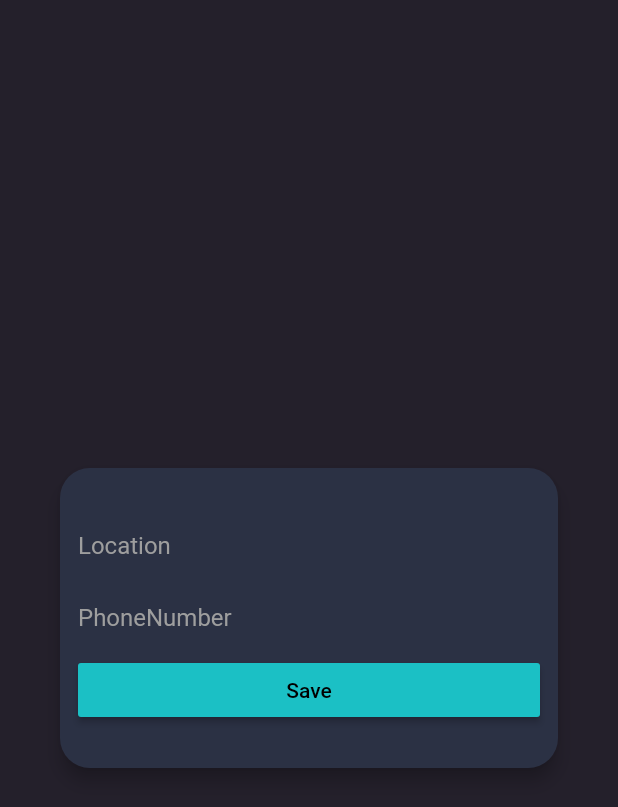
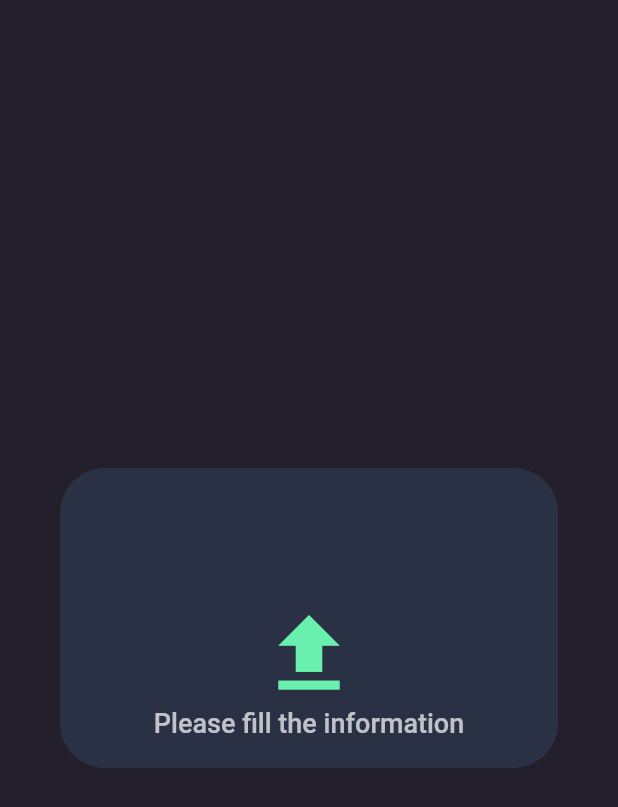
Before and after one commit to IsmailAbdirahman/shoppingApp, a Flutter app: the AlertDailogForPhoneAndLocation screen opened directly, after a tap on "Save", on a phone screen of 412 x 824 dp. Shown: the top 807 px of the screen. Run offline on Flutter 3.47's test engine with Material 2 defaults, Android fonts, the phone set to English and light mode, and no system bars; our stand-ins replace cloud_firestore, firebase_auth, google_sign_in, oktoast; accounts and stored records are empty.

```diff
--- a/lib/DataModel/OrderedModel.dart
+++ b/lib/DataModel/OrderedModel.dart
@@ -1,12 +1,17 @@
-
-
-class OrderedModel{
-
+class OrderedModel {
   final String orderedImage;
   final String orderedPrice;
   final String quantity;
-   final bool isDelivered ;
+  final bool isDelivered;
+  final String nameOfShoe;
+  final String sizeOfShoe;
+  final String orderedDate;
 
-  OrderedModel({this.orderedImage,this.orderedPrice,this.quantity,this.isDelivered});
-
+  OrderedModel({this.orderedImage,
+    this.orderedPrice,
+    this.quantity,
+    this.isDelivered,
+    this.nameOfShoe,
+    this.orderedDate,
+    this.sizeOfShoe});
 }
--- /dev/null
+++ b/lib/OrderedList/ToastWidget.dart
@@ -0,0 +1,53 @@
+import 'package:flutter/material.dart';
+
+class ToastWidget extends StatelessWidget {
+  final IconData succussOrderedIcon;
+  final IconData noSuccussOrderedIcon;
+  final String description;
+
+  const ToastWidget(
+      {this.succussOrderedIcon, this.description, this.noSuccussOrderedIcon});
+
+  @override
+  Widget build(BuildContext context) {
+    return Scaffold(
+      backgroundColor: Color(0Xff24202b),
+      body: Padding(
+        padding: const EdgeInsets.all(40),
+        child: Align(
+          alignment: Alignment.center,
+          child: ClipRRect(
+            borderRadius: BorderRadius.circular(30.0),
+            child: Container(
+              width: 890.0,
+              height: 200.0,
+              color: Color(0Xff2b3144),
+              child: Column(
+                mainAxisAlignment: MainAxisAlignment.center,
+                children: <Widget>[
+                  Icon(
+                    noSuccussOrderedIcon,
+                    color: Colors.red,
+                    size: 70,
+                  ),
+                  Icon(
+                    succussOrderedIcon,
+                    color: Colors.greenAccent,
+                    size: 70,
+                  ),
+                  Text(
+                    description,
+                    style: TextStyle(
+                        color: Colors.white70,
+                        fontSize: 18,
+                        fontWeight: FontWeight.w500),
+                  )
+                ],
+              ),
+            ),
+          ),
+        ),
+      ),
+    );
+  }
+}
--- a/lib/ProductList/ProductList.dart
+++ b/lib/ProductList/ProductList.dart
@@ -5,6 +5,7 @@ import 'package:ladhiifshopj/ProductList/DetailScreen.dart';
 import 'package:ladhiifshopj/DataModel/ProductModel.dart';
 import 'package:ladhiifshopj/ProductList/SearchProduct.dart';
 import 'package:provider/provider.dart';
+
 
 import '../ConfigScreen.dart';
 
@@ -144,7 +145,7 @@ class _ProductListState extends State<ProductList> {
                 letterSpacing: 3.6,
                 color: Colors.white,
                 fontSize: 28)),
-        Text("Shop",
+        Text("",
             style: TextStyle(
                 fontWeight: FontWeight.w500,
                 letterSpacing: 1.2,
--- a/lib/SignInWithGoogle/AlertDailogForPhoneAndLocation.dart
+++ b/lib/SignInWithGoogle/AlertDailogForPhoneAndLocation.dart
@@ -1,7 +1,9 @@
 import 'package:flutter/cupertino.dart';
 import 'package:flutter/material.dart';
 import 'package:ladhiifshopj/DataService/FireStoreService.dart';
+import 'package:ladhiifshopj/OrderedList/ToastWidget.dart';
 import 'package:ladhiifshopj/SignInWithGoogle/SignInWithGoogle.dart';
+import 'package:oktoast/oktoast.dart';
 
 class AlertDailogForPhoneAndLocation extends StatefulWidget {
   FireStoreService fireStoreService = FireStoreService();
@@ -57,7 +59,12 @@ class _AlertDailogForPhoneAndLocationState
                     onPressed: () {
                       if (locationEditingController.text == "" &&
                           phoneEditingController.text == "") {
-                        print("please fill the blanks");
+                        showToastWidget(
+                            ToastWidget(
+                              succussOrderedIcon: Icons.file_upload,
+                              description: 'Please fill the information',
+                            ),
+                            duration: Duration(seconds: 3));
                       } else {
                         fireStoreService.updateLocationAndPhoneNo(
                             locationEditingController.text,
--- a/pubspec.yaml
+++ b/pubspec.yaml
@@ -29,6 +29,8 @@ dependencies:
   google_sign_in: ^4.1.1
   firebase_storage: ^3.1.1
   font_awesome_flutter: ^8.5.0
+  oktoast: ^2.3.2
+
 
 
 
```
Also changed, not shown: lib/DataService/FireStoreService.dart (+24 -17 lines), lib/OrderedList/OrderedList.dart (+42 -7 lines), lib/OrderedList/OrderedTile.dart (+1 -8 lines), lib/ProductList/DetailScreen.dart (+38 -17 lines), lib/SignInWithGoogle/LoginPage.dart (+4 -17 lines), pubspec.lock, 1 other file.
